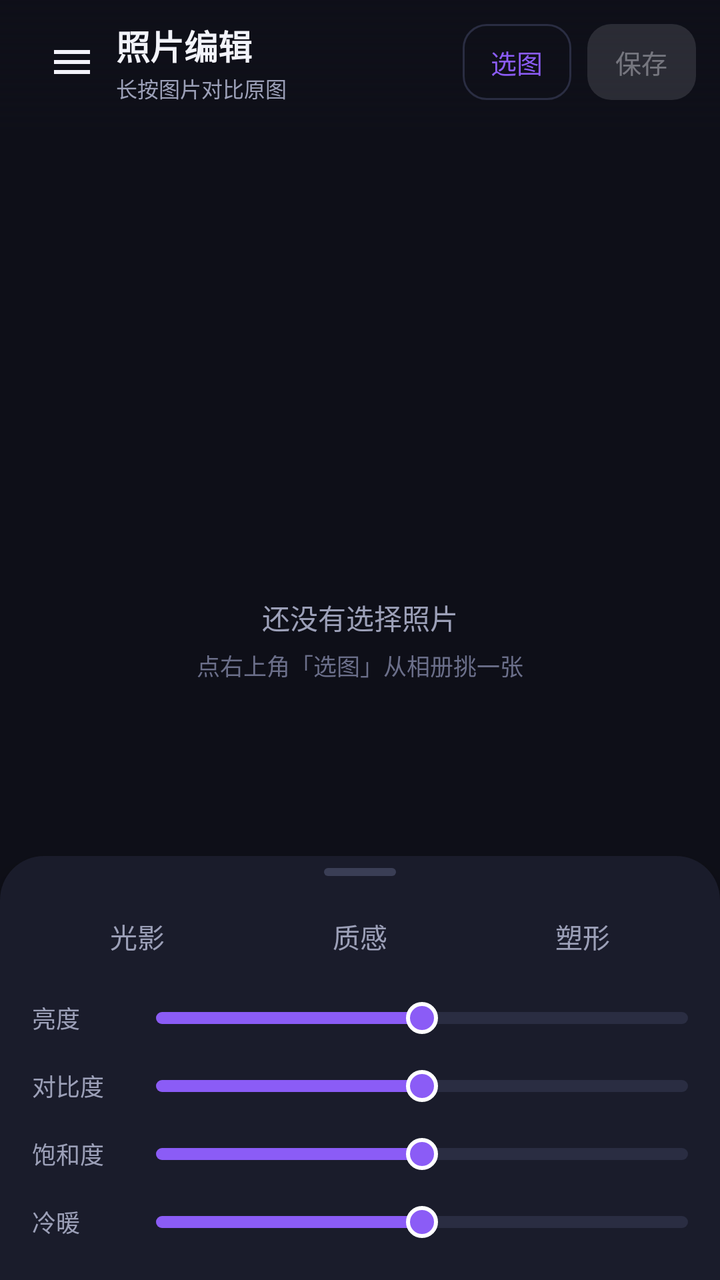
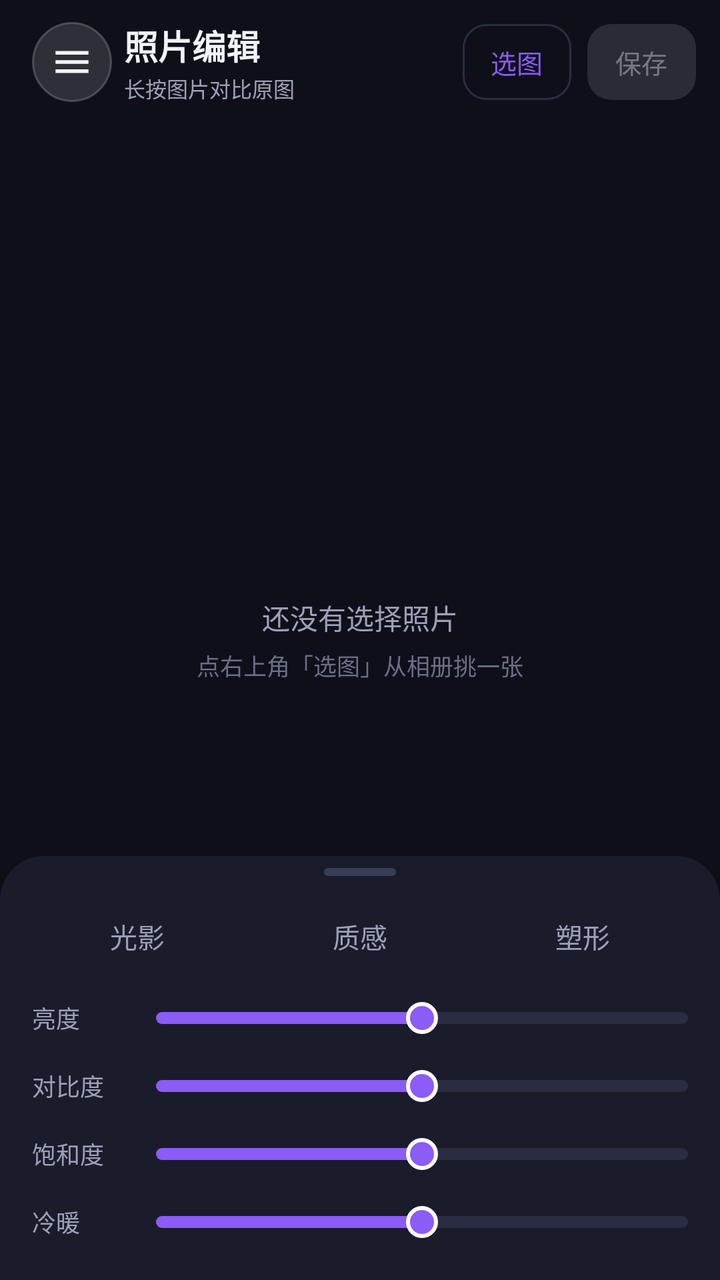

Two renders of the same Android screen: before a commit and after it. Below are the layout's source before the change and the commit's diff.
<!-- AndroidManifest.xml: application theme Theme.MagicBeauty -->
<!-- res/layout/fragment_photo.xml -->
<?xml version="1.0" encoding="utf-8"?>
<FrameLayout xmlns:android="http://schemas.android.com/apk/res/android"
    xmlns:app="http://schemas.android.com/apk/res-auto"
    android:layout_width="match_parent"
    android:layout_height="match_parent"
    android:background="@color/bg">

    
    <FrameLayout
        android:id="@+id/previewBox"
        android:layout_width="match_parent"
        android:layout_height="match_parent">

        <ImageView
            android:id="@+id/preview"
            android:layout_width="match_parent"
            android:layout_height="match_parent"
            android:contentDescription="预览"
            android:scaleType="fitCenter" />

        <LinearLayout
            android:id="@+id/emptyState"
            android:layout_width="wrap_content"
            android:layout_height="wrap_content"
            android:layout_gravity="center"
            android:gravity="center"
            android:orientation="vertical">

            <TextView
                android:layout_width="wrap_content"
                android:layout_height="wrap_content"
                android:text="还没有选择照片"
                android:textColor="@color/text_sub"
                android:textSize="14sp" />

            <TextView
                android:layout_width="wrap_content"
                android:layout_height="wrap_content"
                android:layout_marginTop="5dp"
                android:text="点右上角「选图」从相册挑一张"
                android:textColor="@color/text_dim"
                android:textSize="11.5sp" />
        </LinearLayout>

        <ProgressBar
            android:id="@+id/progress"
            android:layout_width="wrap_content"
            android:layout_height="wrap_content"
            android:layout_gravity="center"
            android:indeterminateTint="@color/brand"
            android:visibility="gone" />
    </FrameLayout>

    
    <LinearLayout
        android:id="@+id/topBar"
        android:layout_width="match_parent"
        android:layout_height="wrap_content"
        android:layout_gravity="top"
        android:background="@drawable/bg_top_scrim"
        android:gravity="center_vertical"
        android:orientation="horizontal"
        android:paddingStart="16dp"
        android:paddingTop="10dp"
        android:paddingEnd="12dp"
        android:paddingBottom="14dp">

        <ImageButton
            android:id="@+id/btnMenu"
            android:layout_width="40dp"
            android:layout_height="40dp"
            android:layout_marginEnd="2dp"
            android:background="?attr/selectableItemBackgroundBorderless"
            android:contentDescription="菜单"
            android:src="@drawable/ic_menu"
            android:tint="@color/text" />

        <LinearLayout
            android:layout_width="0dp"
            android:layout_height="wrap_content"
            android:layout_weight="1"
            android:orientation="vertical">

            <TextView
                android:layout_width="wrap_content"
                android:layout_height="wrap_content"
                android:text="照片编辑"
                android:textColor="@color/text"
                android:textSize="17sp"
                android:textStyle="bold" />

            <TextView
                android:layout_width="wrap_content"
                android:layout_height="wrap_content"
                android:layout_marginTop="1dp"
                android:text="长按图片对比原图"
                android:textColor="@color/text_sub"
                android:textSize="10.5sp" />
        </LinearLayout>

        <com.google.android.material.button.MaterialButton
            android:id="@+id/btnPick"
            style="?attr/materialButtonOutlinedStyle"
            android:layout_width="wrap_content"
            android:layout_height="38dp"
            android:insetTop="0dp"
            android:insetBottom="0dp"
            android:minWidth="0dp"
            android:paddingStart="14dp"
            android:paddingEnd="14dp"
            android:text="选图"
            android:textAllCaps="false"
            android:textSize="13sp"
            app:cornerRadius="12dp" />

        <Space
            android:layout_width="8dp"
            android:layout_height="1dp" />

        <com.google.android.material.button.MaterialButton
            android:id="@+id/btnSave"
            android:layout_width="wrap_content"
            android:layout_height="38dp"
            android:enabled="false"
            android:insetTop="0dp"
            android:insetBottom="0dp"
            android:minWidth="0dp"
            android:paddingStart="14dp"
            android:paddingEnd="14dp"
            android:text="保存"
            android:textAllCaps="false"
            android:textSize="13sp"
            app:cornerRadius="12dp" />
    </LinearLayout>

    
    <LinearLayout
        android:id="@+id/toolSheet"
        android:layout_width="match_parent"
        android:layout_height="wrap_content"
        android:layout_gravity="bottom"
        android:background="@drawable/bg_sheet"
        android:elevation="12dp"
        android:orientation="vertical"
        android:paddingStart="16dp"
        android:paddingTop="6dp"
        android:paddingEnd="16dp"
        android:paddingBottom="12dp">

        <View
            android:id="@+id/sheetHandle"
            android:layout_width="36dp"
            android:layout_height="4dp"
            android:layout_gravity="center_horizontal"
            android:background="@drawable/bg_handle" />

        
        <LinearLayout
            android:layout_width="match_parent"
            android:layout_height="wrap_content"
            android:layout_marginTop="10dp"
            android:orientation="horizontal">

            <TextView
                android:id="@+id/tabLight"
                android:layout_width="0dp"
                android:layout_height="40dp"
                android:layout_weight="1"
                android:background="@drawable/bg_tab"
                android:gravity="center"
                android:text="光影"
                android:textColor="@color/tab_text"
                android:textSize="13.5sp" />

            <TextView
                android:id="@+id/tabTexture"
                android:layout_width="0dp"
                android:layout_height="40dp"
                android:layout_marginStart="6dp"
                android:layout_weight="1"
                android:background="@drawable/bg_tab"
                android:gravity="center"
                android:text="质感"
                android:textColor="@color/tab_text"
                android:textSize="13.5sp" />

            <TextView
                android:id="@+id/tabShape"
                android:layout_width="0dp"
                android:layout_height="40dp"
                android:layout_marginStart="6dp"
                android:layout_weight="1"
                android:background="@drawable/bg_tab"
                android:gravity="center"
                android:text="塑形"
                android:textColor="@color/tab_text"
                android:textSize="13.5sp" />
        </LinearLayout>

        
        <LinearLayout
            android:id="@+id/groupLight"
            android:layout_width="match_parent"
            android:layout_height="wrap_content"
            android:layout_marginTop="4dp"
            android:orientation="vertical">

            <LinearLayout
                android:layout_width="match_parent"
                android:layout_height="34dp"
                android:gravity="center_vertical"
                android:orientation="horizontal">

                <TextView
                    style="@style/SliderLabel"
                    android:text="亮度" />

                <SeekBar
                    android:id="@+id/sbBrightness"
                    style="@style/AppSeekBar"
                    android:layout_width="0dp"
                    android:layout_height="30dp"
                    android:layout_weight="1"
                    android:max="100"
                    android:progress="50" />
            </LinearLayout>

            <LinearLayout
                android:layout_width="match_parent"
                android:layout_height="34dp"
                android:gravity="center_vertical"
                android:orientation="horizontal">

                <TextView
                    style="@style/SliderLabel"
                    android:text="对比度" />

                <SeekBar
                    android:id="@+id/sbContrast"
                    style="@style/AppSeekBar"
                    android:layout_width="0dp"
                    android:layout_height="30dp"
                    android:layout_weight="1"
                    android:max="100"
                    android:progress="50" />
            </LinearLayout>

            <LinearLayout
                android:layout_width="match_parent"
                android:layout_height="34dp"
                android:gravity="center_vertical"
                android:orientation="horizontal">

                <TextView
                    style="@style/SliderLabel"
                    android:text="饱和度" />

                <SeekBar
                    android:id="@+id/sbSaturation"
                    style="@style/AppSeekBar"
                    android:layout_width="0dp"
                    android:layout_height="30dp"
                    android:layout_weight="1"
                    android:max="100"
                    android:progress="50" />
            </LinearLayout>

            <LinearLayout
                android:layout_width="match_parent"
                android:layout_height="34dp"
                android:gravity="center_vertical"
                android:orientation="horizontal">

                <TextView
                    style="@style/SliderLabel"
                    android:text="冷暖" />

                <SeekBar
                    android:id="@+id/sbWarmth"
                    style="@style/AppSeekBar"
                    android:layout_width="0dp"
                    android:layout_height="30dp"
                    android:layout_weight="1"
                    android:max="100"
                    android:progress="50" />
            </LinearLayout>
        </LinearLayout>

        
        <LinearLayout
            android:id="@+id/groupTexture"
            android:layout_width="match_parent"
            android:layout_height="wrap_content"
            android:layout_marginTop="4dp"
            android:orientation="vertical"
            android:visibility="gone">

            <HorizontalScrollView
                android:layout_width="match_parent"
                android:layout_height="wrap_content"
                android:layout_marginTop="2dp"
                android:scrollbars="none">

                <LinearLayout
                    android:id="@+id/filterRow"
                    android:layout_width="wrap_content"
                    android:layout_height="wrap_content"
                    android:orientation="horizontal">

                    <TextView
                        style="@style/FilterChip"
                        android:text="原图" />

                    <TextView
                        style="@style/FilterChip"
                        android:text="清透" />

                    <TextView
                        style="@style/FilterChip"
                        android:text="暖阳" />

                    <TextView
                        style="@style/FilterChip"
                        android:text="冷调" />

                    <TextView
                        style="@style/FilterChip"
                        android:text="复古" />

                    <TextView
                        style="@style/FilterChip"
                        android:text="黑白" />

                    <TextView
                        style="@style/FilterChip"
                        android:text="胶片" />
                </LinearLayout>
            </HorizontalScrollView>

            <LinearLayout
                android:layout_width="match_parent"
                android:layout_height="34dp"
                android:gravity="center_vertical"
                android:orientation="horizontal">

                <TextView
                    style="@style/SliderLabel"
                    android:text="磨皮" />

                <SeekBar
                    android:id="@+id/sbBlur"
                    style="@style/AppSeekBar"
                    android:layout_width="0dp"
                    android:layout_height="30dp"
                    android:layout_weight="1"
                    android:max="100"
                    android:progress="0" />
            </LinearLayout>

            <LinearLayout
                android:layout_width="match_parent"
                android:layout_height="34dp"
                android:gravity="center_vertical"
                android:orientation="horizontal">

                <TextView
                    style="@style/SliderLabel"
                    android:text="暗角" />

                <SeekBar
                    android:id="@+id/sbVignette"
                    style="@style/AppSeekBar"
                    android:layout_width="0dp"
                    android:layout_height="30dp"
                    android:layout_weight="1"
                    android:max="100"
                    android:progress="0" />
            </LinearLayout>
        </LinearLayout>

        
        <LinearLayout
            android:id="@+id/groupShape"
            android:layout_width="match_parent"
            android:layout_height="wrap_content"
            android:layout_marginTop="4dp"
            android:orientation="vertical"
            android:visibility="gone">

            <LinearLayout
                android:layout_width="match_parent"
                android:layout_height="34dp"
                android:gravity="center_vertical"
                android:orientation="horizontal">

                <TextView
                    style="@style/SliderLabel"
                    android:text="瘦脸" />

                <SeekBar
                    android:id="@+id/sbThinFace"
                    style="@style/AppSeekBar"
                    android:layout_width="0dp"
                    android:layout_height="30dp"
                    android:layout_weight="1"
                    android:max="100"
                    android:progress="0" />
            </LinearLayout>

            <LinearLayout
                android:layout_width="match_parent"
                android:layout_height="34dp"
                android:gravity="center_vertical"
                android:orientation="horizontal">

                <TextView
                    style="@style/SliderLabel"
                    android:text="大眼" />

                <SeekBar
                    android:id="@+id/sbEye"
                    style="@style/AppSeekBar"
                    android:layout_width="0dp"
                    android:layout_height="30dp"
                    android:layout_weight="1"
                    android:max="100"
                    android:progress="0" />
            </LinearLayout>

            <LinearLayout
                android:layout_width="match_parent"
                android:layout_height="34dp"
                android:gravity="center_vertical"
                android:orientation="horizontal">

                <TextView
                    style="@style/SliderLabel"
                    android:text="瘦腰" />

                <SeekBar
                    android:id="@+id/sbWaist"
                    style="@style/AppSeekBar"
                    android:layout_width="0dp"
                    android:layout_height="30dp"
                    android:layout_weight="1"
                    android:max="100"
                    android:progress="0" />
            </LinearLayout>

            <LinearLayout
                android:layout_width="match_parent"
                android:layout_height="34dp"
                android:gravity="center_vertical"
                android:orientation="horizontal">

                <TextView
                    style="@style/SliderLabel"
                    android:text="拉腿" />

                <SeekBar
                    android:id="@+id/sbLeg"
                    style="@style/AppSeekBar"
                    android:layout_width="0dp"
                    android:layout_height="30dp"
                    android:layout_weight="1"
                    android:max="100"
                    android:progress="0" />
            </LinearLayout>
        </LinearLayout>

        <TextView
            android:id="@+id/tvHint"
            android:layout_width="match_parent"
            android:layout_height="wrap_content"
            android:layout_marginTop="6dp"
            android:textColor="@color/text_dim"
            android:textSize="10.5sp"
            android:visibility="gone" />
    </LinearLayout>

</FrameLayout>
<!-- resources referenced by this layout -->
<resources>
  <color name="bg">#0E0F18</color>
  <color name="brand">#8B5CF6</color>
  <color name="text">#F2F3FA</color>
  <color name="text_dim">#6B6F8A</color>
  <color name="text_sub">#9CA0B8</color>
  <!-- drawable bg_handle (drawable) -->
  <?xml version="1.0" encoding="utf-8"?>
  <shape xmlns:android="http://schemas.android.com/apk/res/android" android:shape="rectangle">
      <solid android:color="#3A3E55" />
      <corners android:radius="2dp" />
      <size android:width="36dp" android:height="4dp" />
  </shape>
  <!-- drawable bg_sheet (drawable) -->
  <?xml version="1.0" encoding="utf-8"?>
  <shape xmlns:android="http://schemas.android.com/apk/res/android" android:shape="rectangle">
      <solid android:color="@color/card" />
      <corners
          android:topLeftRadius="22dp"
          android:topRightRadius="22dp" />
  </shape>
  <!-- drawable bg_top_scrim (drawable) -->
  <?xml version="1.0" encoding="utf-8"?>
  <shape xmlns:android="http://schemas.android.com/apk/res/android" android:shape="rectangle">
      <gradient
          android:angle="270"
          android:endColor="#000E0F18"
          android:startColor="#E60E0F18" />
  </shape>
  <!-- drawable ic_menu (drawable) -->
  <vector xmlns:android="http://schemas.android.com/apk/res/android"
      android:width="24dp"
      android:height="24dp"
      android:viewportWidth="24"
      android:viewportHeight="24">
      <path
          android:fillColor="#FFFFFF"
          android:pathData="M3,6h18v2H3zM3,11h18v2H3zM3,16h18v2H3z" />
  </vector>
  <style name="AppSeekBar" parent="Widget.AppCompat.SeekBar">
          <item name="android:progressDrawable">@drawable/seekbar_track</item>
          <item name="android:thumb">@drawable/seekbar_thumb</item>
          <item name="android:splitTrack">false</item>
          <item name="android:minHeight">30dp</item>
          <item name="android:maxHeight">30dp</item>
          <item name="android:paddingStart">0dp</item>
          <item name="android:paddingEnd">0dp</item>
      </style>
  <style name="FilterChip">
          <item name="android:layout_width">wrap_content</item>
          <item name="android:layout_height">32dp</item>
          <item name="android:layout_marginEnd">6dp</item>
          <item name="android:background">@drawable/bg_tab</item>
          <item name="android:gravity">center</item>
          <item name="android:paddingStart">13dp</item>
          <item name="android:paddingEnd">13dp</item>
          <item name="android:textColor">@color/tab_text</item>
          <item name="android:textSize">12sp</item>
      </style>
  <style name="SliderLabel">
          <item name="android:layout_width">62dp</item>
          <item name="android:layout_height">wrap_content</item>
          <item name="android:textSize">12sp</item>
          <item name="android:textColor">@color/text_sub</item>
      </style>
  <color name="card">#1A1C2B</color>
  <color name="brand_soft">#2A1F4D</color>
  <!-- drawable seekbar_thumb (drawable) -->
  <?xml version="1.0" encoding="utf-8"?>
  <shape xmlns:android="http://schemas.android.com/apk/res/android" android:shape="oval">
      <solid android:color="@color/brand" />
      <stroke android:width="2dp" android:color="@color/white" />
      <size android:width="16dp" android:height="16dp" />
  </shape>
  <color name="white">#FFFFFFFF</color>
  <color name="brand_2">#EC4899</color>
  <color name="bg_elev">#151726</color>
  <color name="card_stroke">#2A2D42</color>
  <color name="nav_bg">#111320</color>
  <!-- unchanged entries left out for length: 3 -->
</resources>

<!-- the commit's change to res/layout/fragment_photo.xml (unified diff, before → after) -->
@@ -69,8 +69,10 @@
             android:id="@+id/btnMenu"
             android:layout_width="40dp"
             android:layout_height="40dp"
-            android:layout_marginEnd="2dp"
-            android:background="?attr/selectableItemBackgroundBorderless"
+            android:layout_marginEnd="6dp"
+            android:background="@drawable/bg_menu_btn"
+            android:padding="9dp"
+            android:scaleType="fitCenter"
             android:contentDescription="菜单"
             android:src="@drawable/ic_menu"
             android:tint="@color/text" />
<!-- resource entries referenced after the edit -->
@@ -11,6 +11,15 @@
       <solid android:color="#3A3E55" />
       <corners android:radius="2dp" />
       <size android:width="36dp" android:height="4dp" />
+  </shape>
+  <!-- drawable bg_menu_btn (drawable) -->
+  <?xml version="1.0" encoding="utf-8"?>
+  <shape xmlns:android="http://schemas.android.com/apk/res/android"
+      android:shape="oval">
+      <solid android:color="#22FFFFFF" />
+      <stroke
+          android:width="1dp"
+          android:color="#33FFFFFF" />
   </shape>
   <!-- drawable bg_sheet (drawable) -->
   <?xml version="1.0" encoding="utf-8"?>
